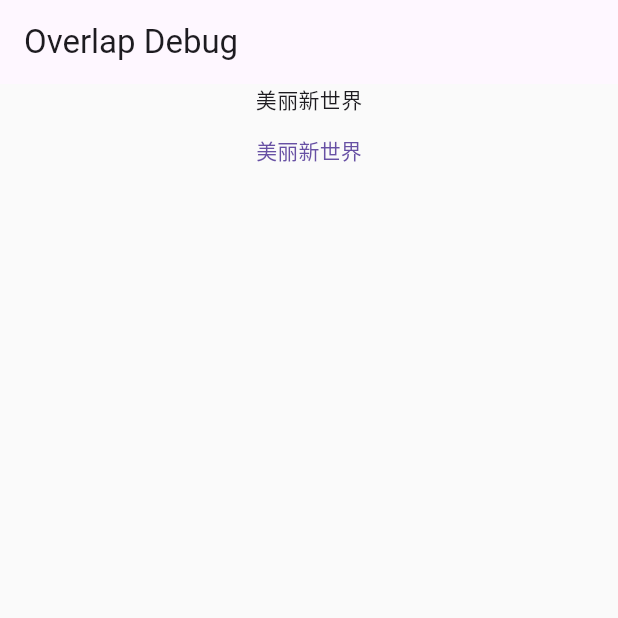
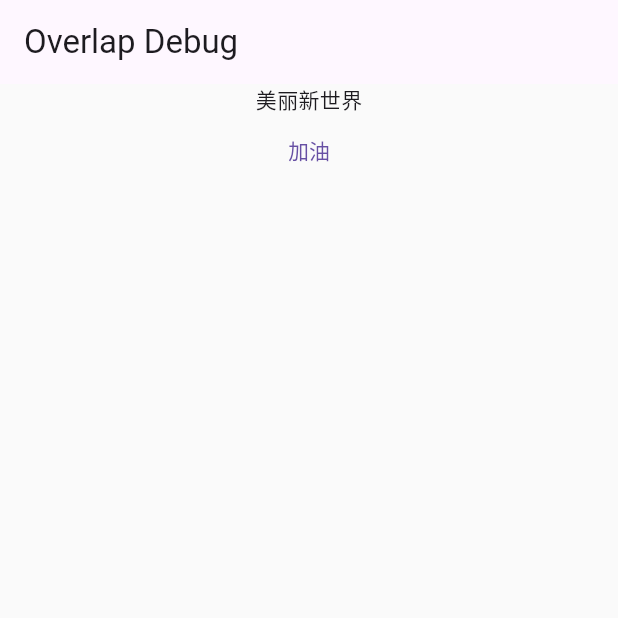
Before and after one commit to yinanwang1/FlutterSnippet, a Flutter app: the screen it shows after launch, on a phone screen of 412 x 824 dp, the top half of it. Run offline on Flutter 3.47's test engine with Material 3 defaults, Android fonts, the phone set to English and light mode, and no system bars; our stand-ins replace camera, date_format, flutter_easyloading, flutter_riverpod, flutter_screenutil, permission_handler and 2 more; missing offline and left inert: amap_flutter_base, amap_flutter_location, amap_flutter_map, edge_to_edge, polygon.

Commit message:
国际化的支持

````diff
--- a/lib/Common/MaterialAppUtil.dart
+++ b/lib/Common/MaterialAppUtil.dart
@@ -7,7 +7,7 @@
 import 'package:flutter_localizations/flutter_localizations.dart';
 import 'package:flutter_riverpod/flutter_riverpod.dart';
 import 'package:flutter_snippet/Common/my_colors.dart';
-import 'package:flutter_snippet/generated/l10n.dart';
+import 'package:flutter_snippet/l10n/app_localizations.dart';
 
 RouteObserver<PageRoute> routeObserver = RouteObserver<PageRoute>();
 
@@ -27,10 +27,10 @@
     // 必须有这个主题，不然用户端不能审核通过
     title: "美丽新世界",
     localizationsDelegates: const [
-      S.delegate,
       GlobalMaterialLocalizations.delegate,
       GlobalWidgetsLocalizations.delegate,
-      GlobalCupertinoLocalizations.delegate
+      GlobalCupertinoLocalizations.delegate,
+      AppLocalizations.delegate
     ],
     supportedLocales: const [
       Locale('zh', 'CH'),
--- /dev/null
+++ b/lib/l10n/app_en.arb
@@ -0,0 +1,5 @@
+{
+  "title": "A beautiful world",
+  "switchLanguage": "switch language",
+  "comeOn": "come on"
+}
--- /dev/null
+++ b/lib/l10n/app_localizations.dart
@@ -0,0 +1,147 @@
+import 'dart:async';
+
+import 'package:flutter/foundation.dart';
+import 'package:flutter/widgets.dart';
+import 'package:flutter_localizations/flutter_localizations.dart';
+import 'package:intl/intl.dart' as intl;
+
+import 'app_localizations_en.dart';
+import 'app_localizations_zh.dart';
+
+// ignore_for_file: type=lint
+
+/// Callers can lookup localized strings with an instance of AppLocalizations
+/// returned by `AppLocalizations.of(context)`.
+///
+/// Applications need to include `AppLocalizations.delegate()` in their app's
+/// `localizationDelegates` list, and the locales they support in the app's
+/// `supportedLocales` list. For example:
+///
+/// ```dart
+/// import 'l10n/app_localizations.dart';
+///
+/// return MaterialApp(
+///   localizationsDelegates: AppLocalizations.localizationsDelegates,
+///   supportedLocales: AppLocalizations.supportedLocales,
+///   home: MyApplicationHome(),
+/// );
+/// ```
+///
+/// ## Update pubspec.yaml
+///
+/// Please make sure to update your pubspec.yaml to include the following
+/// packages:
+///
+/// ```yaml
+/// dependencies:
+///   # Internationalization support.
+///   flutter_localizations:
+///     sdk: flutter
+///   intl: any # Use the pinned version from flutter_localizations
+///
+///   # Rest of dependencies
+/// ```
+///
+/// ## iOS Applications
+///
+/// iOS applications define key application metadata, including supported
+/// locales, in an Info.plist file that is built into the application bundle.
+/// To configure the locales supported by your app, you’ll need to edit this
+/// file.
+///
+/// First, open your project’s ios/Runner.xcworkspace Xcode workspace file.
+/// Then, in the Project Navigator, open the Info.plist file under the Runner
+/// project’s Runner folder.
+///
+/// Next, select the Information Property List item, select Add Item from the
+/// Editor menu, then select Localizations from the pop-up menu.
+///
+/// Select and expand the newly-created Localizations item then, for each
+/// locale your application supports, add a new item and select the locale
+/// you wish to add from the pop-up menu in the Value field. This list should
+/// be consistent with the languages listed in the AppLocalizations.supportedLocales
+/// property.
+abstract class AppLocalizations {
+  AppLocalizations(String locale) : localeName = intl.Intl.canonicalizedLocale(locale.toString());
+
+  final String localeName;
+
+  static AppLocalizations? of(BuildContext context) {
+    return Localizations.of<AppLocalizations>(context, AppLocalizations);
+  }
+
+  static const LocalizationsDelegate<AppLocalizations> delegate = _AppLocalizationsDelegate();
+
+  /// A list of this localizations delegate along with the default localizations
+  /// delegates.
+  ///
+  /// Returns a list of localizations delegates containing this delegate along with
+  /// GlobalMaterialLocalizations.delegate, GlobalCupertinoLocalizations.delegate,
+  /// and GlobalWidgetsLocalizations.delegate.
+  ///
+  /// Additional delegates can be added by appending to this list in
+  /// MaterialApp. This list does not have to be used at all if a custom list
+  /// of delegates is preferred or required.
+  static const List<LocalizationsDelegate<dynamic>> localizationsDelegates = <LocalizationsDelegate<dynamic>>[
+    delegate,
+    GlobalMaterialLocalizations.delegate,
+    GlobalCupertinoLocalizations.delegate,
+    GlobalWidgetsLocalizations.delegate,
+  ];
+
+  /// A list of this localizations delegate's supported locales.
+  static const List<Locale> supportedLocales = <Locale>[
+    Locale('en'),
+    Locale('zh')
+  ];
+
+  /// No description provided for @title.
+  ///
+  /// In en, this message translates to:
+  /// **'A beautiful world'**
+  String get title;
+
+  /// No description provided for @switchLanguage.
+  ///
+  /// In en, this message translates to:
+  /// **'switch language'**
+  String get switchLanguage;
+
+  /// No description provided for @comeOn.
+  ///
+  /// In en, this message translates to:
+  /// **'come on'**
+  String get comeOn;
+}
+
+class _AppLocalizationsDelegate extends LocalizationsDelegate<AppLocalizations> {
+  const _AppLocalizationsDelegate();
+
+  @override
+  Future<AppLocalizations> load(Locale locale) {
+    return SynchronousFuture<AppLocalizations>(lookupAppLocalizations(locale));
+  }
+
+  @override
+  bool isSupported(Locale locale) => <String>['en', 'zh'].contains(locale.languageCode);
+
+  @override
+  bool shouldReload(_AppLocalizationsDelegate old) => false;
+}
+
+AppLocalizations lookupAppLocalizations(Locale locale) {
+
+
+  // Lookup logic when only language code is specified.
+  switch (locale.languageCode) {
+    case 'en': return AppLocalizationsEn();
+    case 'zh': return AppLocalizationsZh();
+  }
+
+  throw FlutterError(
+    'AppLocalizations.delegate failed to load unsupported locale "$locale". This is likely '
+    'an issue with the localizations generation tool. Please file an issue '
+    'on GitHub with a reproducible sample app and the gen-l10n configuration '
+    'that was used.'
+  );
+}
--- /dev/null
+++ b/lib/l10n/app_zh.arb
@@ -0,0 +1,5 @@
+{
+  "title": "美丽新世界",
+  "switchLanguage": "切换语言",
+  "comeOn": "加油"
+}
--- a/lib/l10n/intl_en.arb
+++ /dev/null
@@ -1,4 +0,0 @@
-{
-  "title": "A beautiful world",
-  "switchLanguage": "switch language"
-}
--- a/lib/l10n/intl_zh.arb
+++ /dev/null
@@ -1,4 +0,0 @@
-{
-  "title": "美丽新世界",
-  "switchLanguage": "切换语言"
-}
--- a/lib/main.dart
+++ b/lib/main.dart
@@ -2,7 +2,7 @@
 import 'package:flutter/material.dart';
 import 'package:flutter_localizations/flutter_localizations.dart';
 import 'package:flutter_riverpod/flutter_riverpod.dart';
-import 'package:flutter_snippet/generated/l10n.dart';
+import 'package:flutter_snippet/l10n/app_localizations.dart';
 
 final snippetLocaleProvider = NotifierProvider<SnippetLocaleNotifier, Locale>(SnippetLocaleNotifier.new);
 
@@ -28,13 +28,8 @@
   Widget build(BuildContext context, WidgetRef ref) {
     return MaterialApp(
       locale: ref.watch(snippetLocaleProvider),
-        supportedLocales: S.delegate.supportedLocales,
-        localizationsDelegates: [
-          S.delegate,
-          GlobalMaterialLocalizations.delegate,
-          GlobalWidgetsLocalizations.delegate,
-          GlobalCupertinoLocalizations.delegate,
-        ],
+        supportedLocales: AppLocalizations.supportedLocales,
+        localizationsDelegates: AppLocalizations.localizationsDelegates,
         home: MyHomePage(
           title: "学习web",
         ));
@@ -70,7 +65,7 @@
       body: Center(
           child: Column(
         children: [
-          Text(S.of(context).title),
+          Text(AppLocalizations.of(context)?.title ?? ""),
           TextButton(
             onPressed: () {
               var locale = ref.read(snippetLocaleProvider);
@@ -80,7 +75,7 @@
                 ref.read(snippetLocaleProvider.notifier).setValue(Locale('zh', 'CN'));
               }
             },
-            child: Text(S.of(context).title),
+            child: Text(AppLocalizations.of(context)?.comeOn ?? ""),
           ),
         ],
       )),
--- a/pubspec.yaml
+++ b/pubspec.yaml
@@ -122,6 +122,7 @@
 
 # The following section is specific to Flutter packages.
 flutter:
+  generate: true
 
   # The following line ensures that the Material Icons font is
   # included with your application, so that you can use the icons in
````
Also changed, not shown: lib/l10n/app_localizations_en.dart (added, +19 -0 lines), lib/l10n/app_localizations_zh.dart (added, +19 -0 lines), lib/generated/assets.dart (added), lib/generated/intl/messages_all.dart (deleted), lib/generated/intl/messages_en.dart (deleted), lib/generated/intl/messages_zh.dart (deleted), lib/generated/l10n.dart (deleted).
